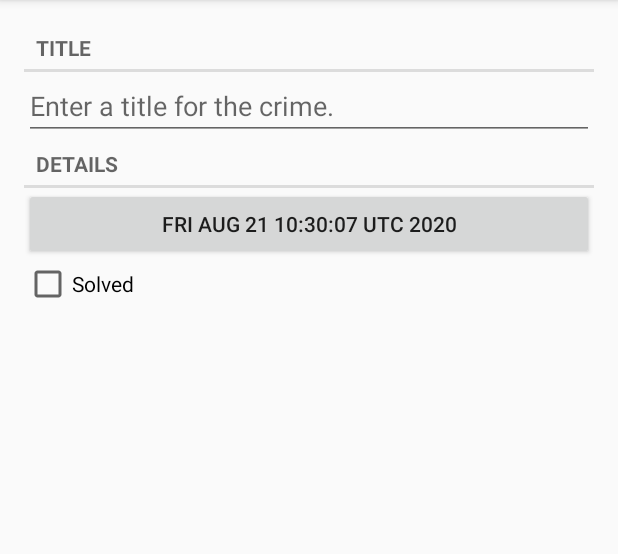
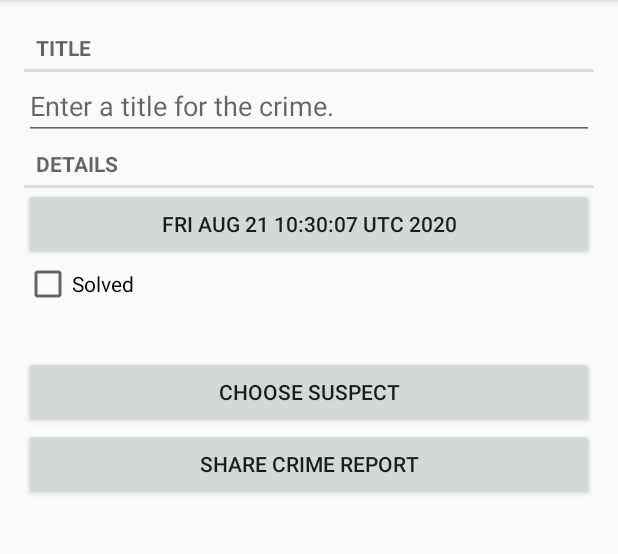
Before and after one commit to ctrlslash/CriminalIntent, an Android app: the CrimeDetailFragment screen opened directly, with no data from a screen before it, on a phone screen of 412 x 824 dp, the part 84-638 px from its top. Run offline under Robolectric (Android 15) with nearby library versions, the phone set to English and light mode, and no system bars.

Commit message:
Adding crime report button to CrimeDetailFragment and share the report with all apps.

```diff
--- a/app/src/main/java/com/example/criminalintent/controller/fragment/CrimeDetailFragment.java
+++ b/app/src/main/java/com/example/criminalintent/controller/fragment/CrimeDetailFragment.java
@@ -12,21 +12,20 @@ import android.view.ViewGroup;
 import android.widget.Button;
 import android.widget.CheckBox;
 import android.widget.CompoundButton;
-import android.widget.DatePicker;
 import android.widget.EditText;
 
 import androidx.annotation.NonNull;
 import androidx.annotation.Nullable;
 import androidx.fragment.app.Fragment;
-import androidx.fragment.app.FragmentManager;
 
 import com.example.criminalintent.R;
 import com.example.criminalintent.model.Crime;
 import com.example.criminalintent.repository.CrimeDBRepository;
-import com.example.criminalintent.repository.CrimeRepository;
 import com.example.criminalintent.repository.IRepository;
 
+import java.text.SimpleDateFormat;
 import java.util.Date;
+import java.util.Locale;
 import java.util.UUID;
 
 public class CrimeDetailFragment extends Fragment {
@@ -43,7 +42,8 @@ public class CrimeDetailFragment extends Fragment {
     private EditText mEditTextCrimeTitle;
     private Button mButtonDate;
     private CheckBox mCheckBoxSolved;
-
+    private Button mButtonSuspect;
+    private Button mButtonShareReport;
 
     public CrimeDetailFragment() {
         //empty public constructor
@@ -113,6 +113,8 @@ public class CrimeDetailFragment extends Fragment {
         mEditTextCrimeTitle = view.findViewById(R.id.crime_title);
         mButtonDate = view.findViewById(R.id.crime_date);
         mCheckBoxSolved = view.findViewById(R.id.crime_solved);
+        mButtonSuspect = view.findViewById(R.id.choose_suspect);
+        mButtonShareReport = view.findViewById(R.id.share_report);
     }
 
     private void initViews() {
@@ -157,6 +159,46 @@ public class CrimeDetailFragment extends Fragment {
                 datePickerFragment.show(getFragmentManager(), DIALOG_FRAGMENT_TAG);
             }
         });
+
+        mButtonShareReport.setOnClickListener(new View.OnClickListener() {
+            @Override
+            public void onClick(View v) {
+                Intent sendIntent = new Intent(Intent.ACTION_SEND);
+                sendIntent.putExtra(Intent.EXTRA_TEXT, getReportText());
+                sendIntent.putExtra(Intent.EXTRA_SUBJECT, getString(R.string.crime_report_subject));
+                sendIntent.setType("text/plain");
+
+                Intent shareIntent = Intent.createChooser(sendIntent, null);
+                startActivity(shareIntent);
+            }
+        });
+
+        mButtonSuspect.setOnClickListener(new View.OnClickListener() {
+            @Override
+            public void onClick(View v) {
+                //TODO: choose suspect from contact application
+            }
+        });
+    }
+
+    private String getReportText() {
+        SimpleDateFormat simpleDateFormat = new SimpleDateFormat("yyyy/MM/dd");
+        String dateString = simpleDateFormat.format(mCrime.getDate()) ;
+
+        String solvedString = mCrime.isSolved() ?
+                getString(R.string.crime_report_solved) :
+                getString(R.string.crime_report_unsolved);
+
+        //TODO: implement the suspect string after adding suspect.
+        String suspectString = "no suspect";
+
+        String report = getString(R.string.crime_report,
+                mCrime.getTitle(),
+                dateString,
+                solvedString,
+                suspectString);
+
+        return report;
     }
 
     private void updateCrime() {
--- a/app/src/main/java/com/example/criminalintent/repository/CrimeDBRepository.java
+++ b/app/src/main/java/com/example/criminalintent/repository/CrimeDBRepository.java
@@ -3,21 +3,17 @@ package com.example.criminalintent.repository;
 import android.content.ContentValues;
 import android.content.Context;
 import android.database.Cursor;
-import android.database.CursorWrapper;
 import android.database.sqlite.SQLiteDatabase;
 
 import com.example.criminalintent.database.CrimeBaseHelper;
 import com.example.criminalintent.database.CrimeDBSchema;
+import com.example.criminalintent.database.CrimeDBSchema.CrimeTable.COLS;
 import com.example.criminalintent.database.cursorwrapper.CrimeCursorWrapper;
 import com.example.criminalintent.model.Crime;
-import com.example.criminalintent.database.CrimeDBSchema.CrimeTable.*;
 
 import java.util.ArrayList;
-import java.util.Date;
 import java.util.List;
 import java.util.UUID;
-
-import javax.crypto.Cipher;
 
 public class CrimeDBRepository implements IRepository<Crime> {
 
@@ -60,23 +56,16 @@ public class CrimeDBRepository implements IRepository<Crime> {
         return crimes;
     }
 
-    /*@Override
-    public void setList(List<Crime> crimes) {
-        mCrimes = crimes;
-    }*/
-
     //Read one
     @Override
     public Crime get(UUID uuid) {
-        /*for (Crime crime: mCrimes) {
-            if (crime.getId().equals(uuid))
-                return crime;
-        }*/
-
         String selection = COLS.UUID + "=?";
         String[] selectionArgs = new String[]{uuid.toString()};
 
         CrimeCursorWrapper cursor = queryCrimes(selection, selectionArgs);
+        if (cursor == null || cursor.getCount() == 0)
+            return null;
+
         try {
             cursor.moveToFirst();
             return cursor.getCrime();
--- a/app/src/main/res/layout/fragment_crime_detail.xml
+++ b/app/src/main/res/layout/fragment_crime_detail.xml
@@ -36,4 +36,17 @@
         android:layout_height="wrap_content"
         android:text="@string/crime_solved_label" />
 
+    <Button
+        android:id="@+id/choose_suspect"
+        android:layout_width="match_parent"
+        android:layout_height="wrap_content"
+        android:layout_marginTop="32dp"
+        android:text="@string/choose_suspect" />
+
+    <Button
+        android:id="@+id/share_report"
+        android:layout_width="match_parent"
+        android:layout_height="wrap_content"
+        android:text="@string/share_crime_report" />
+
 </LinearLayout>
--- a/app/src/main/res/values/strings.xml
+++ b/app/src/main/res/values/strings.xml
@@ -13,5 +13,14 @@
     <string name="show_subtitle">Show Subtitle</string>
     <string name="hide_subtitle">Hide Subtitle</string>
     <string name="subtitle_format">%1$d crimes</string>
+    <string name="choose_suspect">Choose Suspect</string>
+    <string name="share_crime_report">Share Crime Report</string>
+
+    <string name="crime_report">%1$s!
+        The crime was discovered on %2$s. %3$s, and %4$s
+    </string>
+    <string name="crime_report_solved">The case is solved</string>
+    <string name="crime_report_unsolved">The case is not solved</string>
+    <string name="crime_report_subject">CriminalIntent Crime Report</string>
 
 </resources>
```
Also changed, not shown: app/src/main/AndroidManifest.xml (+10 -1 lines).
